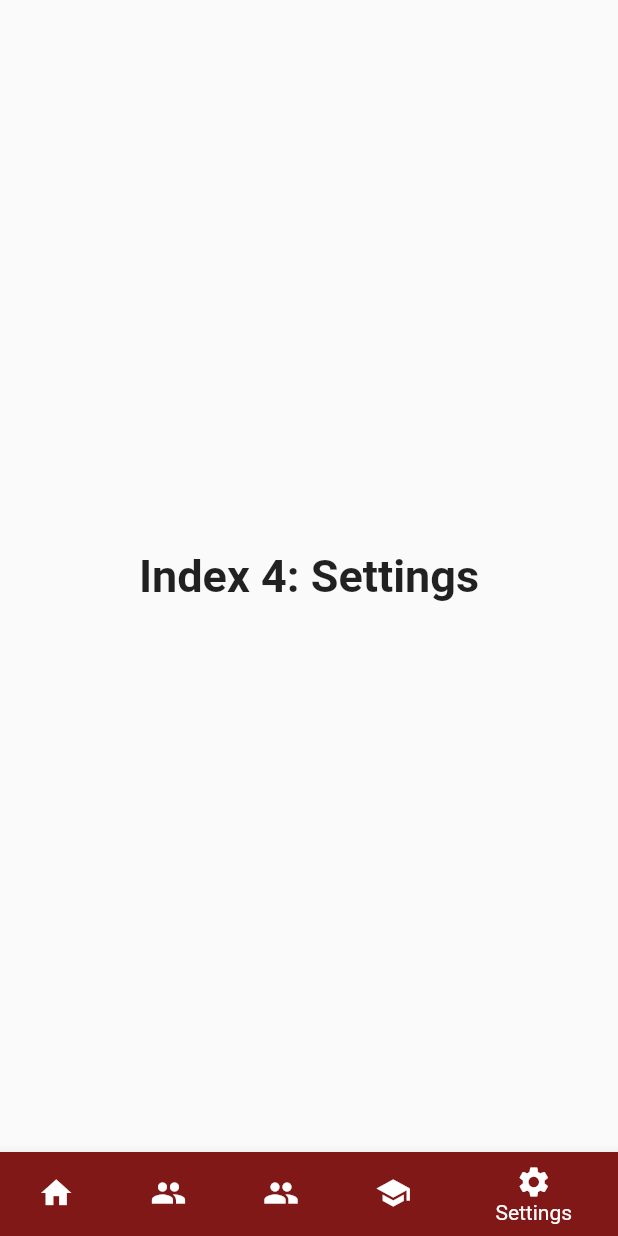
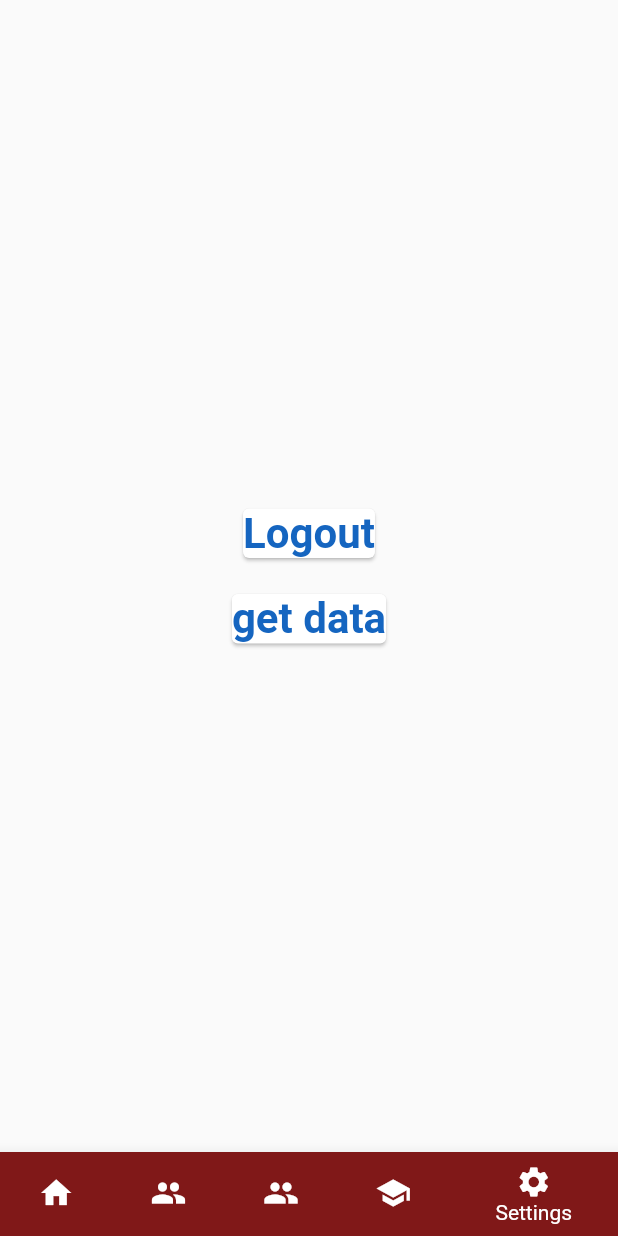
Before and after one commit to gamy2/ITI-Community-flutter, a Flutter app: the screen it shows once a user with an empty profile is signed in, item 5 of the bottom bar chosen, on a phone screen of 412 x 824 dp. Run offline on Flutter 3.47's test engine with Material 2 defaults, Android fonts, the phone set to English and light mode, and no system bars; our stand-ins replace cloud_firestore, firebase_auth, firebase_core, hexcolor, like_button; accounts and stored records are empty.

Commit message:
handel geting data from firebase
handel geting data from firebase

```diff
--- a/lib/main.dart
+++ b/lib/main.dart
@@ -3,7 +3,7 @@ import 'package:firebase_core/firebase_core.dart';
 import 'package:flutter/material.dart';
 import 'package:iti_community_flutter/services/auth/Authentication.dart';
 import 'package:iti_community_flutter/services/wrapper.dart';
-import 'package:iti_community_flutter/views/pages/auth.dart';
+
 import 'package:provider/provider.dart';
 
 void main() {
--- a/lib/services/auth/Authentication.dart
+++ b/lib/services/auth/Authentication.dart
@@ -1,5 +1,6 @@
 import 'dart:io';
 
+import 'package:cloud_firestore/cloud_firestore.dart';
 import 'package:firebase_auth/firebase_auth.dart';
 import 'package:flutter/material.dart';
 
@@ -11,6 +12,7 @@ class AuthServices with ChangeNotifier {
   FirebaseAuth firebaseAuth = FirebaseAuth.instance;
   // static final LocalStorage store = new LocalStorage('ITI');
   static var userID;
+  var userDetails;
 
   Future Login(String email, String password) async {
     setLoading(true);
@@ -20,6 +22,18 @@ class AuthServices with ChangeNotifier {
       User user = authResult.user;
       // store.setItem('uid', user.uid);
       userID = user.uid;
+      FirebaseFirestore.instance
+          .collection('users-details')
+          .doc(userID)
+          .get()
+          .then((DocumentSnapshot documentSnapshot) async {
+        if (documentSnapshot.exists) {
+          userDetails = await documentSnapshot.data();
+        } else {
+          print('Document does not exist on the database');
+        }
+      });
+
       setLoading(false);
     } on SocketException {
       setLoading(false);
--- a/lib/services/wrapper.dart
+++ b/lib/services/wrapper.dart
@@ -1,8 +1,8 @@
 import 'package:firebase_auth/firebase_auth.dart';
 import 'package:flutter/material.dart';
 import 'package:iti_community_flutter/views/pages/HomePage.dart';
-import 'package:iti_community_flutter/views/pages/auth.dart';
-import 'package:iti_community_flutter/views/pages/login.dart';
+import 'package:iti_community_flutter/views/pages/auth/auth.dart';
+
 import 'package:provider/provider.dart';
 
 class Wrapper extends StatelessWidget {
--- a/lib/views/pages/HomePage.dart
+++ b/lib/views/pages/HomePage.dart
@@ -4,6 +4,7 @@ import 'package:flutter/material.dart';
 import 'package:hexcolor/hexcolor.dart';
 import 'package:iti_community_flutter/services/auth/Authentication.dart';
 import 'package:iti_community_flutter/views/pages/GroupsView/Groups.dart';
+import 'package:iti_community_flutter/views/pages/Settings/Settings.dart';
 import 'package:provider/provider.dart';
 
 class HomePage extends StatefulWidget {
@@ -29,10 +30,7 @@ class _HomePageState extends State<HomePage> {
       'Index 3: Test',
       style: optionStyle,
     ),
-    Text(
-      'Index 4: Settings',
-      style: optionStyle,
-    ),
+    Settings()
   ];
   void _onItemTapped(int index) {
     setState(() {
--- /dev/null
+++ b/lib/views/pages/Settings/Settings.dart
@@ -0,0 +1,68 @@
+import 'package:flutter/material.dart';
+import 'package:iti_community_flutter/services/auth/Authentication.dart';
+import 'package:provider/provider.dart';
+
+class Settings extends StatefulWidget {
+  @override
+  _SettingsState createState() => _SettingsState();
+}
+
+class _SettingsState extends State<Settings> {
+  @override
+  Widget build(BuildContext context) {
+    final belal = Provider.of<AuthServices>(context);
+    return Scaffold(
+      body: Center(
+        child: Column(
+          mainAxisAlignment: MainAxisAlignment.center,
+          children: [
+            Padding(
+              padding: const EdgeInsets.all(8.0),
+              child: Card(
+                child: InkWell(
+                  child: Text(
+                    'Logout',
+                    style: TextStyle(
+                        fontSize: 28,
+                        fontWeight: FontWeight.bold,
+                        color: Colors.blue[800]),
+                  ),
+                  onTap: () {
+                    belal.logout();
+                    // print(belal.fb);
+                    // var s = AuthServices.store.getItem('uid');
+                    // print(s);
+                    // var s = AuthServices.userID;
+                    // print(s);
+                  },
+                ),
+              ),
+            ),
+            Padding(
+              padding: const EdgeInsets.all(8.0),
+              child: Card(
+                child: InkWell(
+                  child: Text(
+                    'get data',
+                    style: TextStyle(
+                        fontSize: 28,
+                        fontWeight: FontWeight.bold,
+                        color: Colors.blue[800]),
+                  ),
+                  onTap: () {
+                    // belal.logout();
+                    print(belal.userDetails);
+                    // var s = AuthServices.store.getItem('uid');
+                    // print(s);
+                    // var s = AuthServices.userID;
+                    // print(s);
+                  },
+                ),
+              ),
+            )
+          ],
+        ),
+      ),
+    );
+  }
+}
--- a/lib/views/pages/auth.dart
+++ b/lib/views/pages/auth/auth.dart
@@ -1,6 +1,6 @@
 import 'package:flutter/material.dart';
-import 'package:iti_community_flutter/views/pages/login.dart';
-import 'package:iti_community_flutter/views/pages/reg.dart';
+import 'package:iti_community_flutter/views/pages/auth/login.dart';
+import 'package:iti_community_flutter/views/pages/auth/reg.dart';
 
 class AuthLoginAndRegistration extends StatefulWidget {
   @override
```
Also changed, not shown: lib/views/pages/GroupsView/Requested.dart (+0 -10 lines), lib/views/pages/auth/reg.dart (renamed from lib/views/pages/reg.dart, +8 -5 lines), lib/services/getData.dart (added), lib/views/pages/auth/login.dart (renamed from lib/views/pages/login.dart), 2 other files.
